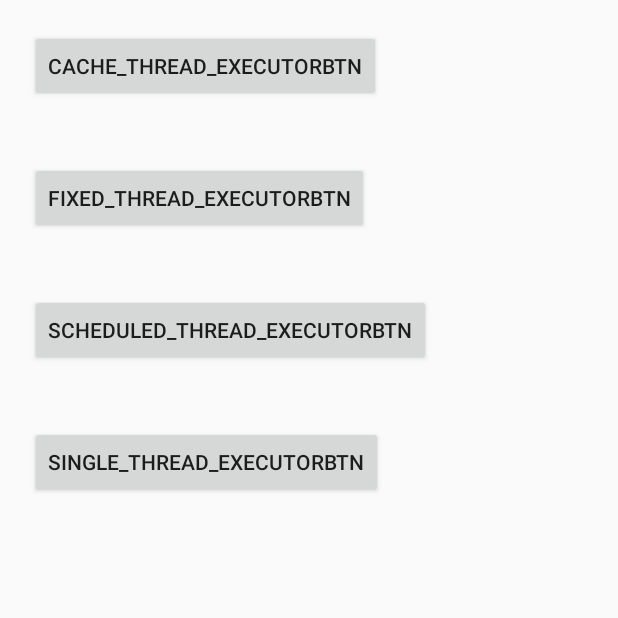
After one commit to jianghu9527/DomeSummary, an Android app: the ThreadpoolTest screen opened directly, with no data from a screen before it, on a phone screen of 412 x 824 dp, the top half of it. The commit adds this screen. Run offline under Robolectric (Android 15) with nearby library versions, the phone set to English and light mode, and no system bars.

Commit message:
线程池

```diff
--- a/app/src/main/AndroidManifest.xml
+++ b/app/src/main/AndroidManifest.xml
@@ -35,7 +35,7 @@
         </activity>
 
         <activity android:name=".ui.QQActivity" />
-        <activity android:name=".ui.MainActivity" />
+        <activity android:name=".ui.main.MainActivity" />
         <activity android:name=".ui.UtilsViewPageActivity" />
         <activity android:name=".ui.ProgressActivity" />
         <activity android:name=".ui.TinkerActivity" />
@@ -45,6 +45,7 @@
         <activity android:name=".ui.darrenErActivity"/>
         <activity android:name=".ui.DesignActivity"/>
         <activity android:name=".ui.BehaviorActivity"/>
+        <activity android:name=".ui.ThreadpoolTest"/>
 
 <!--        android:configChanges="keyboardHidden|orientation|screenSize|locale"-->
 <!--        android:theme="@android:style/Theme.Translucent"-->
--- /dev/null
+++ b/app/src/main/java/com/cd/ruileda/cc/view/ui/ThreadpoolTest.java
@@ -0,0 +1,108 @@
+package com.cd.ruileda.cc.view.ui;
+
+import android.os.Bundle;
+import android.util.Log;
+import android.view.View;
+
+import androidx.annotation.Nullable;
+import androidx.appcompat.app.AppCompatActivity;
+
+import com.cd.ruileda.cc.view.R;
+
+import java.util.concurrent.ExecutorService;
+import java.util.concurrent.Executors;
+import java.util.concurrent.ScheduledExecutorService;
+import java.util.concurrent.TimeUnit;
+
+public class ThreadpoolTest  extends AppCompatActivity  implements View.OnClickListener{
+    private static ExecutorService mCacheThreadExcutor =null;
+    private static final int count =3;
+    private static ExecutorService mFixThreadExecutor = null;
+    private static ScheduledExecutorService mScheduledThreadExecutor = null; //能和Timer/TimerTask类似，解决那些需要任务重复执行的问题
+    private static ExecutorService mSingleThreadExecutor = null;
+
+
+    @Override
+    protected void onCreate(@Nullable Bundle savedInstanceState) {
+        super.onCreate(savedInstanceState);
+
+        setContentView(R.layout.activity_threadpool);
+        initView();
+        initExecutorService();
+
+
+
+    }
+    private void initExecutorService() {
+        //ExecutorService  线程池接口
+        mCacheThreadExcutor = Executors.newCachedThreadPool(); //可缓存线程池，当线程池大小超过了处理任务所需的线程，那么就会回收部分空闲（一般是60秒无执行）的线程，当有任务来时，又智能的添加新线程来执行
+        mFixThreadExecutor = Executors.newFixedThreadPool(count); //固定数量的线程池，每提交一个任务就是一个线程，直到达到线程池的最大数量，然后后面进入等待队列直到前面的任务完成才继续执行
+        mScheduledThreadExecutor = Executors.newScheduledThreadPool(count);//大小无限制的线程池，支持定时和周期性的执行线程
+        mSingleThreadExecutor = Executors.newSingleThreadExecutor(); //单个线程的线程池，即线程池中每次只有一个线程工作，单线程串行执行任务
+    }
+
+    private void initView() {
+        findViewById(R.id.cache_thread_executorbtn).setOnClickListener(this);
+        findViewById(R.id.fixed_thread_executorbtn).setOnClickListener(this);
+        findViewById(R.id.scheduled_thread_executorbtn).setOnClickListener(this);
+        findViewById(R.id.single_thread_executorbtn).setOnClickListener(this);
+    }
+
+
+    @Override
+    public void onClick(View view) {
+        switch (view.getId()){
+            case R.id.cache_thread_executorbtn:
+                ExecutorServiceThread(mCacheThreadExcutor);
+                break;
+            case R.id.fixed_thread_executorbtn:
+                ExecutorServiceThread(mFixThreadExecutor);
+                break;
+            case R.id.scheduled_thread_executorbtn:
+                ExecutorScheduleServiceThread(mScheduledThreadExecutor);
+                break;
+            case R.id.single_thread_executorbtn:
+                ExecutorServiceThread(mSingleThreadExecutor);
+                break;
+
+        }
+    }
+
+
+    private void ExecutorScheduleServiceThread(ScheduledExecutorService mScheduledThreadExecutor) {
+        for (int i = 0; i < 9; ++i) {
+            final int index = i;
+            mScheduledThreadExecutor.schedule(new Runnable() {
+                @Override
+                public void run() {
+                    try {
+                        Thread.sleep(2*1000);
+                    } catch (InterruptedException e) {
+                        e.printStackTrace();
+                    }
+                    Log.d("--------ThreadpoolTest-------1------","Thread_ScheduledThread"+Thread.currentThread().getId()+"activeCount:"+Thread.activeCount()
+                            +" index "+index);
+                }
+            },2, TimeUnit.SECONDS);
+        }
+    }
+
+    private void ExecutorServiceThread(ExecutorService executorService) {
+        for (int i =0;i<9;++i){
+            final  int index =i;
+            executorService.execute(new Runnable() {
+                @Override
+                public void run() {
+                    try {
+                        Thread.sleep(2*1000);
+                    } catch (InterruptedException e) {
+                        e.printStackTrace();
+                    }
+                    Log.d("--------ThreadpoolTest-------2----","Thread"+Thread.currentThread().getId()+"activeCount:"+Thread.activeCount()
+                            +" index "+index);
+                }
+            });
+        }
+    }
+
+}
--- a/app/src/main/java/com/cd/ruileda/cc/view/ui/login/LancherActivity.java
+++ b/app/src/main/java/com/cd/ruileda/cc/view/ui/login/LancherActivity.java
@@ -9,7 +9,7 @@ import androidx.appcompat.app.AppCompatActivity;
 
 import com.cd.ruileda.cc.view.R;
 import com.cd.ruileda.cc.view.common.CommonPath;
-import com.cd.ruileda.cc.view.ui.MainActivity;
+import com.cd.ruileda.cc.view.ui.main.MainActivity;
 import com.cd.ruileda.cc.view.util.FileSizeUtil;
 
 public class LancherActivity extends AppCompatActivity {
--- /dev/null
+++ b/app/src/main/res/layout/activity_threadpool.xml
@@ -0,0 +1,34 @@
+<?xml version="1.0" encoding="utf-8"?>
+<LinearLayout xmlns:android="http://schemas.android.com/apk/res/android"
+    android:layout_width="match_parent"
+    android:orientation="vertical"
+    android:layout_height="match_parent">
+
+
+    <Button
+        android:id="@+id/cache_thread_executorbtn"
+        android:layout_width="wrap_content"
+        android:layout_height="wrap_content"
+        android:layout_margin="20dp"
+        android:text="cache_thread_executorbtn" />
+
+    <Button
+        android:id="@+id/fixed_thread_executorbtn"
+        android:layout_width="wrap_content"
+        android:layout_height="wrap_content"
+        android:layout_margin="20dp"
+        android:text="fixed_thread_executorbtn" />
+    <Button
+        android:id="@+id/scheduled_thread_executorbtn"
+        android:layout_width="wrap_content"
+        android:layout_height="wrap_content"
+        android:layout_margin="20dp"
+        android:text="scheduled_thread_executorbtn" />
+    <Button
+        android:id="@+id/single_thread_executorbtn"
+        android:layout_width="wrap_content"
+        android:layout_height="wrap_content"
+        android:layout_margin="20dp"
+        android:text="single_thread_executorbtn" />
+
+</LinearLayout>
```
Also changed, not shown: app/src/main/java/com/cd/ruileda/cc/view/ui/main/MainActivity.java (renamed from app/src/main/java/com/cd/ruileda/cc/view/ui/MainActivity.java, +20 -2 lines).
